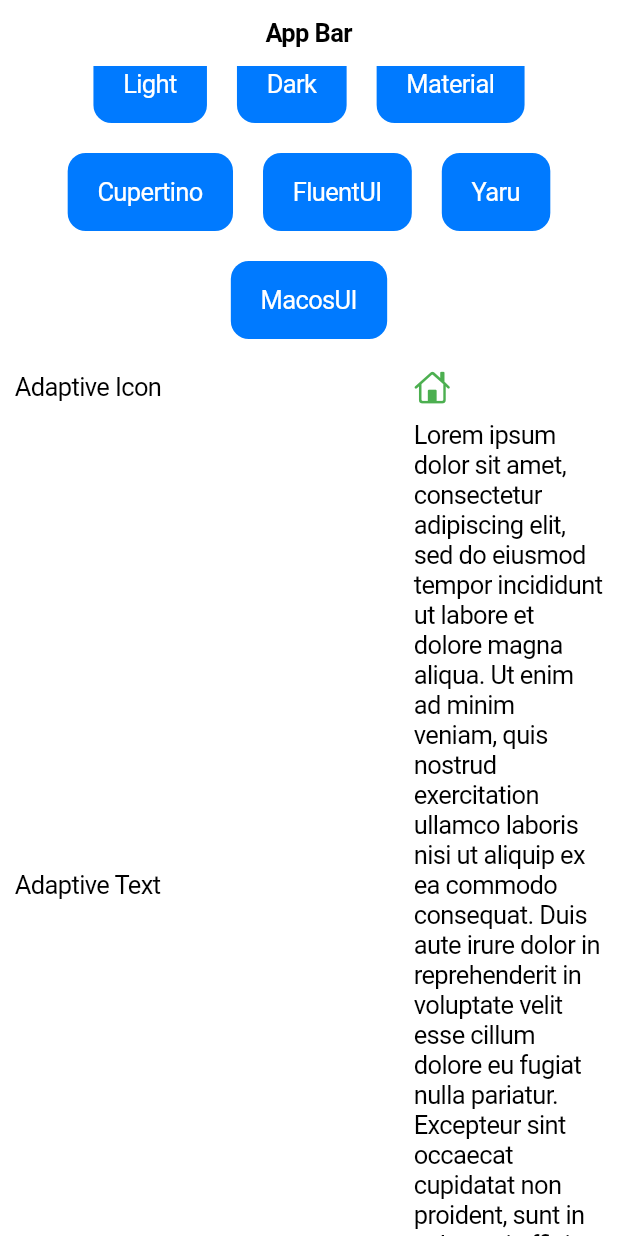
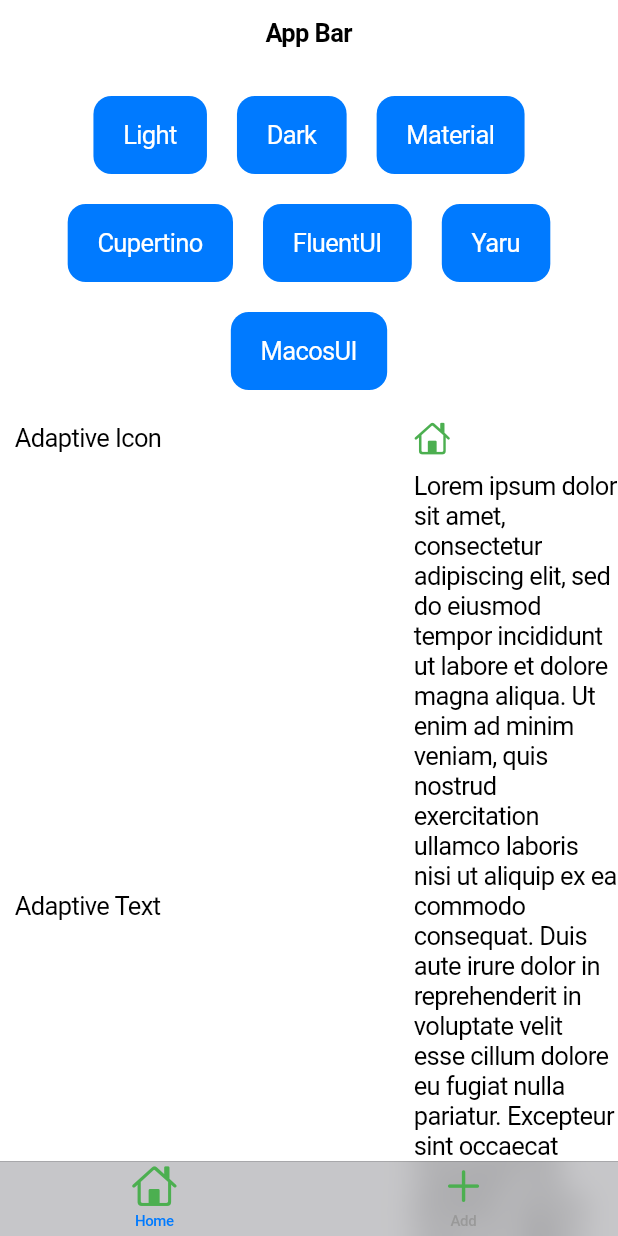
Before and after one commit to payhas/flutter_adaptive, a Flutter app: the screen it shows after launch, after a tap on "Cupertino", on a phone screen of 412 x 824 dp. Run offline on Flutter 3.47's test engine with Material 3 defaults, Android fonts, the phone set to English and light mode, and no system bars; missing offline and left inert: fluent_ui, macos_ui, yaru.

Commit message:
Add Adaptive Navigation Bar

```diff
--- a/example/lib/main.dart
+++ b/example/lib/main.dart
@@ -46,6 +46,8 @@ class _MyHomePageState extends State<MyHomePage> {
 
   var isSwitchOn = true;
 
+  int currentPageIndex = 0;
+
   void _setThemeMaterial() {
     setState(() {
       ThemedAppearanceManager.setThemeOf(context, 'Material');
@@ -88,8 +90,23 @@ class _MyHomePageState extends State<MyHomePage> {
   Widget build(BuildContext context) {
     return AdaptiveScaffold(
       appBar: AdaptiveAppBar(title: AdaptiveText("App Bar")),
+      navigationBar: AdaptiveNavigationBar(items: [
+        AdaptiveNavigationBarItem(
+          icon: AdaptiveIcon(
+            AdaptiveIcons.home,
+            color: Colors.green,
+          ),
+          label: 'Home',
+        ),
+        AdaptiveNavigationBarItem(
+          icon: AdaptiveIcon(
+            AdaptiveIcons.add,
+            color: Colors.green,
+          ),
+          label: 'Add',
+        ),
+      ]),
       body: ListView(
-        padding: const EdgeInsets.all(10.0),
         children: [
           Padding(
             padding: const EdgeInsets.all(20.0),
@@ -353,6 +370,7 @@ class ExampleWidget extends StatelessWidget {
   @override
   Widget build(BuildContext context) {
     return Row(children: [
+      const SizedBox(width: 10.0),
       SizedBox(width: 256.0, child: Text(name)),
       const SizedBox(width: 10.0),
       child,
--- /dev/null
+++ b/lib/common/adaptive_navigation_bar.dart
@@ -0,0 +1,25 @@
+import 'package:flutter/widgets.dart';
+import 'package:flutter_adaptive/base/adaptive_widget.dart';
+
+class AdaptiveNavigationBar extends AdaptiveWidget {
+  const AdaptiveNavigationBar({
+    super.key,
+    required this.items,
+    this.onTap,
+    this.currentIndex = 0,
+  });
+
+  final List<AdaptiveNavigationBarItem> items;
+  final ValueChanged<int>? onTap;
+  final int currentIndex;
+}
+
+class AdaptiveNavigationBarItem {
+  const AdaptiveNavigationBarItem({
+    required this.icon,
+    this.label,
+  });
+
+  final Widget icon;
+  final String? label;
+}
--- a/lib/common/adaptive_scaffold.dart
+++ b/lib/common/adaptive_scaffold.dart
@@ -2,8 +2,10 @@ import 'package:flutter/material.dart';
 import 'package:flutter_adaptive/flutter_adaptive.dart';
 
 class AdaptiveScaffold extends AdaptiveWidget {
-  const AdaptiveScaffold({super.key, this.body, this.appBar});
+  const AdaptiveScaffold(
+      {super.key, this.body, this.appBar, this.navigationBar});
 
   final Widget? body;
   final AdaptiveAppBar? appBar;
+  final AdaptiveNavigationBar? navigationBar;
 }
--- a/lib/flutter_adaptive.dart
+++ b/lib/flutter_adaptive.dart
@@ -35,6 +35,7 @@ export 'common/adaptive_context_menu_item.dart';
 export 'common/adaptive_context_menu.dart';
 export 'common/adaptive_icons.dart';
 export 'common/adaptive_scaffold.dart';
+export 'common/adaptive_navigation_bar.dart';
 
 export 'themes/adaptive_theme.dart';
 export 'themes/themed_appearance_manager.dart';
@@ -62,6 +63,7 @@ export 'themes/material/widget_builders/material_icon_builder.dart';
 export 'themes/material/widget_builders/material_scaffold_builder.dart';
 export 'themes/material/widget_builders/material_theme_data_builder.dart';
 export 'themes/material/widget_builders/material_app_bar_builder.dart';
+export 'themes/material/widget_builders/material_navigation_bar_builder.dart';
 
 export 'themes/cupertino/cupertino_theme.dart';
 export 'themes/cupertino/cupertino_icons.dart';
@@ -85,6 +87,7 @@ export 'themes/cupertino/widget_builders/cupertino_icon_builder.dart';
 export 'themes/cupertino/widget_builders/cupertino_scaffold_builder.dart';
 export 'themes/cupertino/widget_builders/cupertino_theme_data_builder.dart';
 export 'themes/cupertino/widget_builders/cupertino_app_bar_builder.dart';
+export 'themes/cupertino/widget_builders/cupertino_navigation_bar_builder.dart';
 
 export 'themes/fluentui/fluentui_theme.dart';
 export 'themes/fluentui/widget_builders/fluentui_app_builder.dart';
--- a/lib/themes/cupertino/cupertino_theme.dart
+++ b/lib/themes/cupertino/cupertino_theme.dart
@@ -23,6 +23,7 @@ class CupertinoTheme extends AdaptiveBundle {
             CupertinoScaffoldBuilder(),
             CupertinoThemeDataBuilder(),
             CupertinoAppBarBuilder(),
+            CupertinoNavigationBarBuilder(),
           },
           bundles: {
             CupertinoIcons(),
--- a/lib/themes/cupertino/widget_builders/cupertino_app_bar_builder.dart
+++ b/lib/themes/cupertino/widget_builders/cupertino_app_bar_builder.dart
@@ -5,6 +5,9 @@ class CupertinoAppBarBuilder extends AdaptiveAppBarBuilder {
   @override
   CupertinoNavigationBar? build(
       BuildContext context, AdaptiveAppBar component) {
-    return CupertinoNavigationBar(middle: component.title);
+    return CupertinoNavigationBar(
+      middle: component.title,
+      backgroundColor: CupertinoColors.systemGrey.withOpacity(0.5),
+    );
   }
 }
--- /dev/null
+++ b/lib/themes/cupertino/widget_builders/cupertino_navigation_bar_builder.dart
@@ -0,0 +1,18 @@
+import 'package:flutter/cupertino.dart';
+import 'package:flutter_adaptive/flutter_adaptive.dart';
+
+class CupertinoNavigationBarBuilder
+    extends AdaptiveWidgetBuilder<AdaptiveNavigationBar> {
+  @override
+  Widget build(BuildContext context, AdaptiveNavigationBar component) {
+    return CupertinoTabBar(
+        backgroundColor: CupertinoColors.systemGrey.withOpacity(0.5),
+        onTap: component.onTap,
+        currentIndex: component.currentIndex,
+        items: component.items
+            .map((adaptiveNavigationBarItem) => BottomNavigationBarItem(
+                icon: adaptiveNavigationBarItem.icon,
+                label: adaptiveNavigationBarItem.label))
+            .toList());
+  }
+}
--- a/lib/themes/cupertino/widget_builders/cupertino_scaffold_builder.dart
+++ b/lib/themes/cupertino/widget_builders/cupertino_scaffold_builder.dart
@@ -6,6 +6,20 @@ class CupertinoScaffoldBuilder extends AdaptiveWidgetBuilder<AdaptiveScaffold> {
   Widget build(BuildContext context, AdaptiveScaffold component) {
     return CupertinoPageScaffold(
         navigationBar: component.appBar?.build(context),
-        child: component.body ?? const SizedBox.shrink());
+        child: Stack(children: [
+          if (component.body != null) component.body!,
+          if (component.navigationBar != null) ...[
+            Positioned(
+                left: 0.0,
+                right: 0.0,
+                bottom: 100.0,
+                child: SizedBox(height: 100.0)),
+            Positioned(
+                left: 0.0,
+                right: 0.0,
+                bottom: 0.0,
+                child: component.navigationBar!)
+          ]
+        ]));
   }
 }
--- a/lib/themes/material/material_theme.dart
+++ b/lib/themes/material/material_theme.dart
@@ -23,6 +23,7 @@ class MaterialTheme extends AdaptiveBundle {
             MaterialScaffoldBuilder(),
             MaterialThemeDataBuilder(),
             MaterialAppBarBuilder(),
+            MaterialNavigationBarBuilder(),
           },
           bundles: {
             MaterialIcons(),
--- /dev/null
+++ b/lib/themes/material/widget_builders/material_navigation_bar_builder.dart
@@ -0,0 +1,17 @@
+import 'package:flutter/material.dart';
+import 'package:flutter_adaptive/flutter_adaptive.dart';
+
+class MaterialNavigationBarBuilder
+    extends AdaptiveWidgetBuilder<AdaptiveNavigationBar> {
+  @override
+  Widget build(BuildContext context, AdaptiveNavigationBar component) {
+    return NavigationBar(
+        onDestinationSelected: component.onTap,
+        selectedIndex: component.currentIndex,
+        destinations: component.items
+            .map((adaptiveNavigationBarItem) => NavigationDestination(
+                icon: adaptiveNavigationBarItem.icon,
+                label: adaptiveNavigationBarItem.label ?? ""))
+            .toList());
+  }
+}
```
